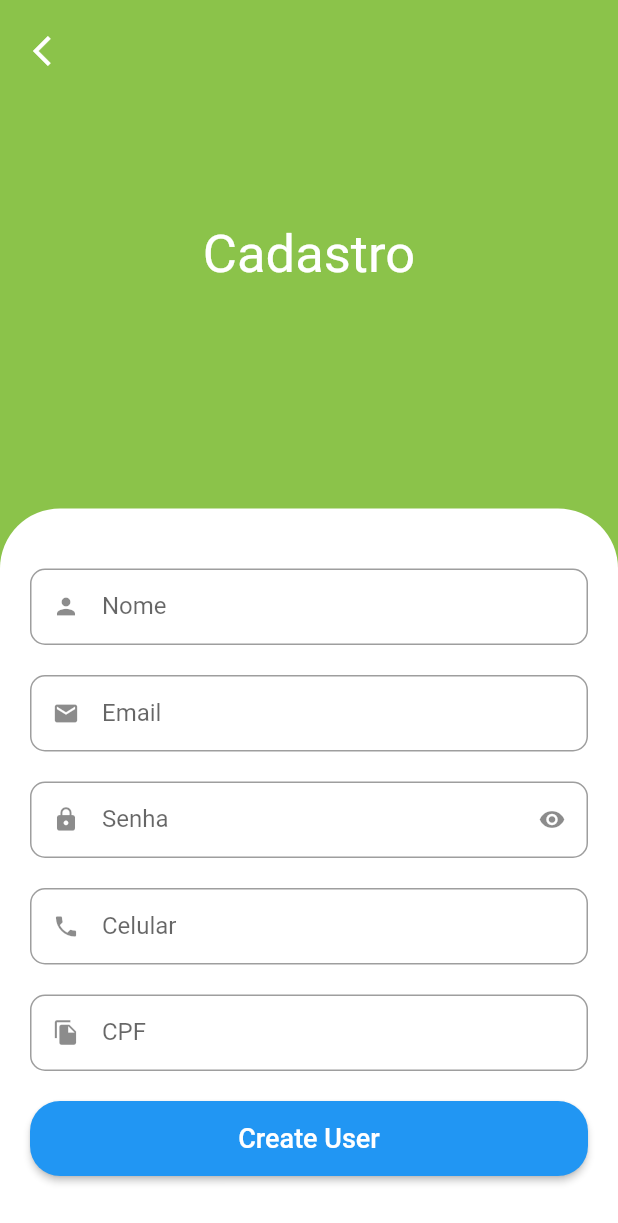
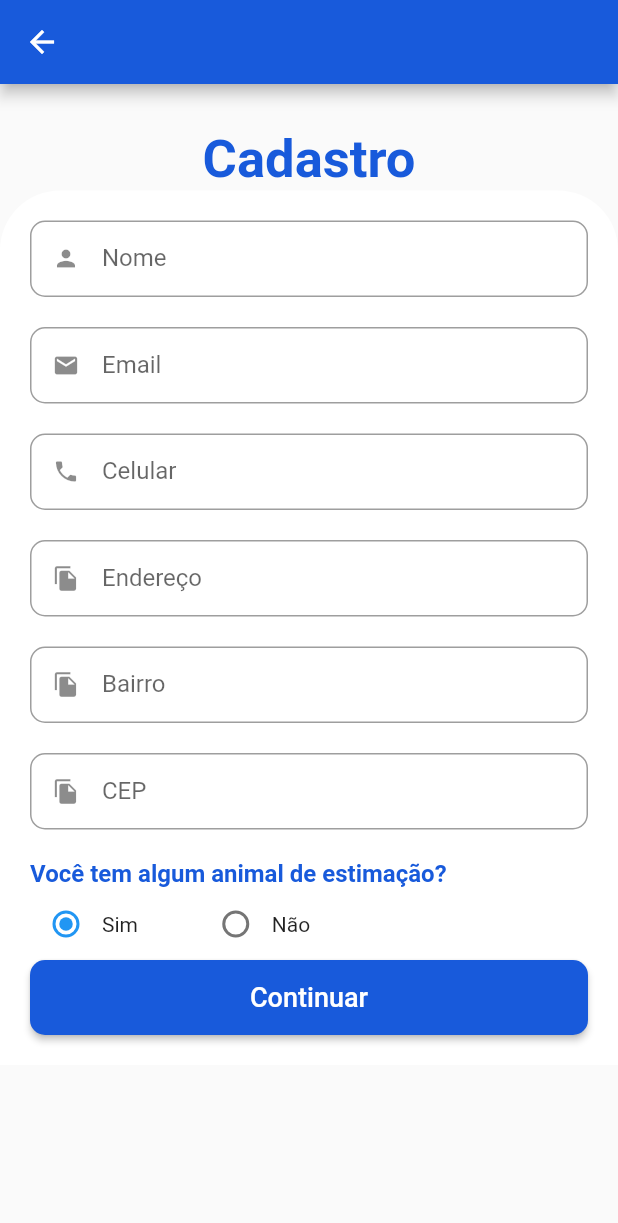
Before and after one commit to jefferson-norberto2/wowpet, a Flutter app: the screen it shows after launch, after a tap on "Entrar com o Google", on a phone screen of 412 x 824 dp. Shown: the top 1223 px of the screen. Run offline on Flutter 3.47's test engine with Material 2 defaults, Android fonts, the light colour scheme and no system bars; our stand-ins replace animated_text_kit, flutter_modular, flutter_triple, mask_text_input_formatter.

Commit message:
Feat: Register User Screen

```diff
--- a/lib/app/modules/login/components/custom_text_field.dart
+++ b/lib/app/modules/login/components/custom_text_field.dart
@@ -1,5 +1,6 @@
 import 'package:flutter/material.dart';
 import 'package:flutter/services.dart';
+import 'package:wowpet/app/config/custom_colors.dart';
 
 class CustomTextField extends StatefulWidget {
   final IconData icon;
@@ -43,6 +44,7 @@ class _CustomTextFieldState extends State<CustomTextField> {
         inputFormatters: widget.inputFormatters,
         obscureText: isObscure,
         decoration: InputDecoration(
+          focusColor: CustomColors.customPrimaryColor,
           suffixIcon: widget.isSecrect
               ? IconButton(
                   onPressed: () {
--- a/lib/app/modules/login/login_module.dart
+++ b/lib/app/modules/login/login_module.dart
@@ -2,6 +2,7 @@ import 'package:wowpet/app/modules/home/home_module.dart';
 import 'package:wowpet/app/modules/login/pages/login_page.dart';
 import 'package:wowpet/app/modules/login/login_store.dart';
 import 'package:flutter_modular/flutter_modular.dart';
+import 'package:wowpet/app/modules/login/pages/sign_up_screen.dart';
 
 class LoginModule extends Module {
   @override
@@ -12,6 +13,7 @@ class LoginModule extends Module {
   @override
   final List<ModularRoute> routes = [
     ChildRoute(Modular.initialRoute, child: (_, args) => const LoginPage()),
+    ChildRoute('/sign_up/', child: (_, args) => SignUpScreen()),
     ModuleRoute('/home/', module: HomeModule())
   ];
 }
--- a/lib/app/modules/login/pages/login_page.dart
+++ b/lib/app/modules/login/pages/login_page.dart
@@ -1,5 +1,6 @@
 import 'package:flutter_modular/flutter_modular.dart';
 import 'package:flutter_triple/flutter_triple.dart';
+import 'package:wowpet/app/config/custom_colors.dart';
 import 'package:wowpet/app/modules/login/login_store.dart';
 import 'package:flutter/material.dart';
 import 'package:wowpet/app/modules/login/pages/sign_in_screen.dart';
@@ -31,6 +32,7 @@ class LoginPageState extends State<LoginPage> {
     return Scaffold(
       appBar: AppBar(
         title: Text(widget.title),
+        backgroundColor: CustomColors.customPrimaryColor,
       ),
       body: ScopedBuilder<LoginStore, Exception, int>(
         store: store,
--- a/lib/app/modules/login/pages/sign_in_screen.dart
+++ b/lib/app/modules/login/pages/sign_in_screen.dart
@@ -1,6 +1,6 @@
 import 'package:flutter/material.dart';
 import 'package:animated_text_kit/animated_text_kit.dart';
-import '../pages/sign_up_screen.dart';
+import 'package:flutter_modular/flutter_modular.dart';
 import '../components/custom_text_field.dart';
 import '../../../config/custom_colors.dart';
 
@@ -131,15 +131,14 @@ class SignInScreen extends StatelessWidget {
                   ),
                 ),
 
-                // Create Account Button
+                // Google Button
                 Padding(
                   padding: const EdgeInsets.only(top: 10, bottom: 20),
                   child: SizedBox(
                     height: 45,
                     child: OutlinedButton(
                       onPressed: () {
-                        Navigator.of(context).push(
-                            MaterialPageRoute(builder: (c) => SignUpScreen()));
+                        Modular.to.pushNamed('/sign_up/');
                       },
                       style: OutlinedButton.styleFrom(
                         side: BorderSide(
@@ -193,7 +192,7 @@ class SignInScreen extends StatelessWidget {
                   ],
                 ),
 
-                // Report animal
+                // Report animal or abuse
                 Padding(
                   padding: const EdgeInsets.only(bottom: 10, top: 20),
                   child: SizedBox(
--- a/lib/app/modules/login/pages/sign_up_screen.dart
+++ b/lib/app/modules/login/pages/sign_up_screen.dart
@@ -4,37 +4,54 @@ import 'package:mask_text_input_formatter/mask_text_input_formatter.dart';
 import '../components/custom_text_field.dart';
 import '../../../config/custom_colors.dart';
 
-class SignUpScreen extends StatelessWidget {
+class SignUpScreen extends StatefulWidget {
   SignUpScreen({super.key});
-  final cpfFormartter = MaskTextInputFormatter(
-    mask: '###.###.###-##',
+
+  @override
+  State<SignUpScreen> createState() => _SignUpScreenState();
+}
+
+enum Pet { yes, no }
+
+class _SignUpScreenState extends State<SignUpScreen> {
+  final cepFormartter = MaskTextInputFormatter(
+    mask: '##.###-###',
     filter: {"#": RegExp(r'[0-9]')},
   );
+
   final phoneFormartter = MaskTextInputFormatter(
     mask: '(##) # ####-####',
     filter: {"#": RegExp(r'[0-9]')},
   );
+
+  int _radioVal = 0;
+  Pet pet = Pet.yes;
 
   @override
   Widget build(BuildContext context) {
     final size = MediaQuery.of(context).size;
 
     return Scaffold(
-      backgroundColor: CustomColors.customSwatchColor,
+      appBar: AppBar(
+        backgroundColor: CustomColors.customPrimaryColor,
+        leading: IconButton(
+          icon: const Icon(Icons.arrow_back),
+          onPressed: () {
+            Navigator.pop(context);
+          },
+        ),
+      ),
       body: SingleChildScrollView(
-        child: SizedBox(
-          height: size.height,
-          width: size.width,
-          child: Stack(
+        child: Column(
           children: [
-              Column(
-                children: [
-                  const Expanded(
+            Padding(
+              padding: const EdgeInsets.only(top: 30.0),
               child: Center(
                 child: Text(
                   'Cadastro',
                   style: TextStyle(
-                          color: Colors.white,
+                    color: CustomColors.customPrimaryColor,
+                    fontWeight: FontWeight.bold,
                     fontSize: 35,
                   ),
                 ),
@@ -43,8 +60,7 @@ class SignUpScreen extends StatelessWidget {
 
             // Form fields
             Container(
-                    padding: const EdgeInsets.symmetric(
-                        horizontal: 20, vertical: 40),
+              padding: const EdgeInsets.symmetric(horizontal: 20, vertical: 20),
               decoration: const BoxDecoration(
                 color: Colors.white,
                 borderRadius: BorderRadius.vertical(
@@ -62,34 +78,73 @@ class SignUpScreen extends StatelessWidget {
                     icon: Icons.email,
                     label: 'Email',
                   ),
-                        const CustomTextField(
-                          icon: Icons.lock,
-                          label: 'Senha',
-                          isSecrect: true,
-                        ),
                   CustomTextField(
                     icon: Icons.phone,
                     label: 'Celular',
                     keyboardType: TextInputType.phone,
                     inputFormatters: [phoneFormartter],
                   ),
+                  const CustomTextField(
+                    icon: Icons.file_copy,
+                    label: 'Endereço',
+                  ),
+                  const CustomTextField(
+                    icon: Icons.file_copy,
+                    label: 'Bairro',
+                  ),
                   CustomTextField(
                     icon: Icons.file_copy,
-                          label: 'CPF',
+                    label: 'CEP',
                     keyboardType: TextInputType.number,
-                          inputFormatters: [cpfFormartter],
+                    inputFormatters: [cepFormartter],
+                  ),
+                  Text(
+                    'Você tem algum animal de estimação?',
+                    style: TextStyle(
+                        fontSize: 16,
+                        color: CustomColors.customPrimaryColor,
+                        fontWeight: FontWeight.bold),
+                  ),
+                  Row(
+                    mainAxisAlignment: MainAxisAlignment.start,
+                    children: [
+                      Radio(
+                        value: Pet.yes,
+                        groupValue: pet,
+                        onChanged: (value) {
+                          setState(() {
+                            pet = value!;
+                          });
+                        },
+                      ),
+                      const Text('Sim'),
+                      SizedBox(
+                        width: size.width * 0.1,
+                      ),
+                      Radio(
+                        value: Pet.no,
+                        groupValue: pet,
+                        onChanged: (value) {
+                          setState(() {
+                            pet = value!;
+                          });
+                        },
+                      ),
+                      const Text('Não'),
+                    ],
                   ),
                   SizedBox(
                     height: 50,
                     child: ElevatedButton(
                       style: ElevatedButton.styleFrom(
+                        backgroundColor: CustomColors.customPrimaryColor,
                         shape: RoundedRectangleBorder(
-                                borderRadius: BorderRadius.circular(20),
+                          borderRadius: BorderRadius.circular(10),
                         ),
                       ),
                       onPressed: () {},
                       child: const Text(
-                              'Create User',
+                        'Continuar',
                         style: TextStyle(
                           fontSize: 18,
                         ),
@@ -101,24 +156,6 @@ class SignUpScreen extends StatelessWidget {
             ),
           ],
         ),
-              Positioned(
-                left: 10,
-                top: 10,
-                child: SafeArea(
-                  child: IconButton(
-                    onPressed: () {
-                      Navigator.of(context).pop();
-                    },
-                    icon: const Icon(
-                      Icons.arrow_back_ios,
-                      color: Colors.white,
-                    ),
-                  ),
-                ),
-              ),
-            ],
-          ),
-        ),
       ),
     );
   }
```
Lines whose indentation alone changed are shown as unchanged.
